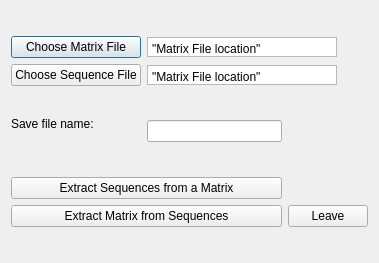
The window that src/window.ui (TaronSilver/genom) describes before a commit, drawn with Qt 5.
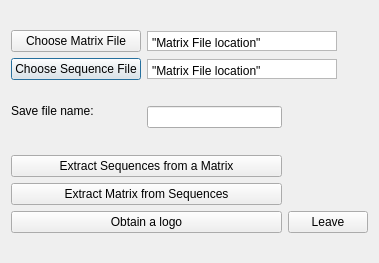
The same window after the commit.

Commit message: Now the Qt version compiles with the library, began adding support for the logo option.

```diff
--- a/src/window.ui
+++ b/src/window.ui
@@ -17,6 +17,13 @@
    <string>Once you have chosen your sequence file, its location will be shown here.</string>
   </property>
   <layout class="QGridLayout" name="gridLayout_2">
+   <item row="2" column="0">
+    <widget class="QPushButton" name="buttonFasta">
+     <property name="text">
+      <string>Choose Sequence File</string>
+     </property>
+    </widget>
+   </item>
    <item row="0" column="0">
     <spacer name="verticalSpacer">
      <property name="orientation">
@@ -63,13 +70,6 @@
      </property>
     </widget>
    </item>
-   <item row="2" column="0">
-    <widget class="QPushButton" name="chooseFasta">
-     <property name="text">
-      <string>Choose Sequence File</string>
-     </property>
-    </widget>
-   </item>
    <item row="2" column="1" colspan="2">
     <widget class="QTextBrowser" name="showFastaLocation">
      <property name="maximumSize">
@@ -159,26 +159,33 @@
      </property>
     </widget>
    </item>
-   <item row="9" column="2">
+   <item row="11" column="0">
+    <spacer name="verticalSpacer_2">
+     <property name="orientation">
+      <enum>Qt::Vertical</enum>
+     </property>
+     <property name="sizeHint" stdset="0">
+      <size>
+       <width>20</width>
+       <height>40</height>
+      </size>
+     </property>
+    </spacer>
+   </item>
+   <item row="10" column="0" colspan="2">
+    <widget class="QPushButton" name="buttonLogo">
+     <property name="text">
+      <string>Obtain a logo</string>
+     </property>
+    </widget>
+   </item>
+   <item row="10" column="2">
     <widget class="QPushButton" name="buttonLeave">
      <property name="text">
       <string>Leave</string>
      </property>
     </widget>
    </item>
-   <item row="10" column="0">
-    <spacer name="verticalSpacer_2">
-     <property name="orientation">
-      <enum>Qt::Vertical</enum>
-     </property>
-     <property name="sizeHint" stdset="0">
-      <size>
-       <width>20</width>
-       <height>40</height>
-      </size>
-     </property>
-    </spacer>
-   </item>
   </layout>
  </widget>
  <resources/>
```
Left out of the diff: 6 changed lines with no effect on the pictures. The commit also changes 7 other files.
